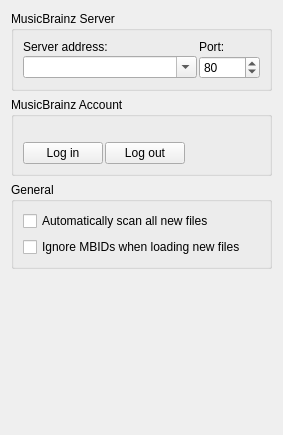
The window that ui/options_general.ui (metabrainz/picard) describes before a commit, drawn with Qt 5.
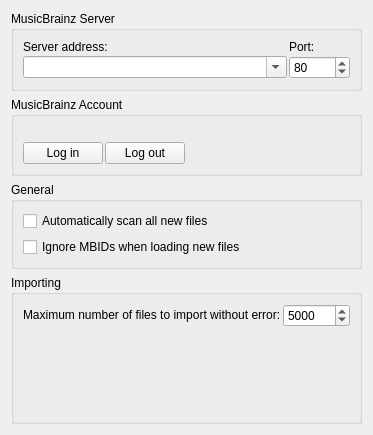
The same window after the commit.

Commit message: Initial moving from edit-ui for max file loading

What changed in the file:
```diff
--- a/ui/options_general.ui
+++ b/ui/options_general.ui
@@ -133,6 +133,41 @@
     </widget>
    </item>
    <item>
+    <widget class="QGroupBox" name="import_settings">
+    <property name="title">
+     <string>Importing</string>
+    </property>
+    <layout class="QGridLayout" name="VImportLayout">
+     <property name="spacing">
+      <number>2</number>
+     </property>
+     <item row="0" column="1">
+       <widget class="QSpinBox" name="file_import_threshold">
+        <property name="minimum">
+         <number>1</number>
+        </property>
+        <property name="maximum">
+         <number>100000000</number>
+        </property>
+        <property name="value">
+         <number>5000</number>
+        </property>
+       </widget>
+      </item>
+      <item row="0" column="0">
+       <widget class="QLabel" name="label_import">
+        <property name="sizePolicy">
+         <sizepolicy hsizetype="Expanding" vsizetype="Fixed">
+          <horstretch>0</horstretch>
+          <verstretch>0</verstretch>
+         </sizepolicy>
+        </property>
+        <property name="text">
+         <string>Maximum number of files to import without error:</string>
+        </property>
+       </widget>
+      </item>
+     <item>
     <spacer>
      <property name="orientation">
       <enum>Qt::Vertical</enum>
@@ -144,6 +179,9 @@
       </size>
      </property>
     </spacer>
+     </item>
+    </layout>
+   </widget>
    </item>
   </layout>
  </widget>
```
Lines whose indentation alone changed are shown as unchanged. The commit also changes 3 other files.
